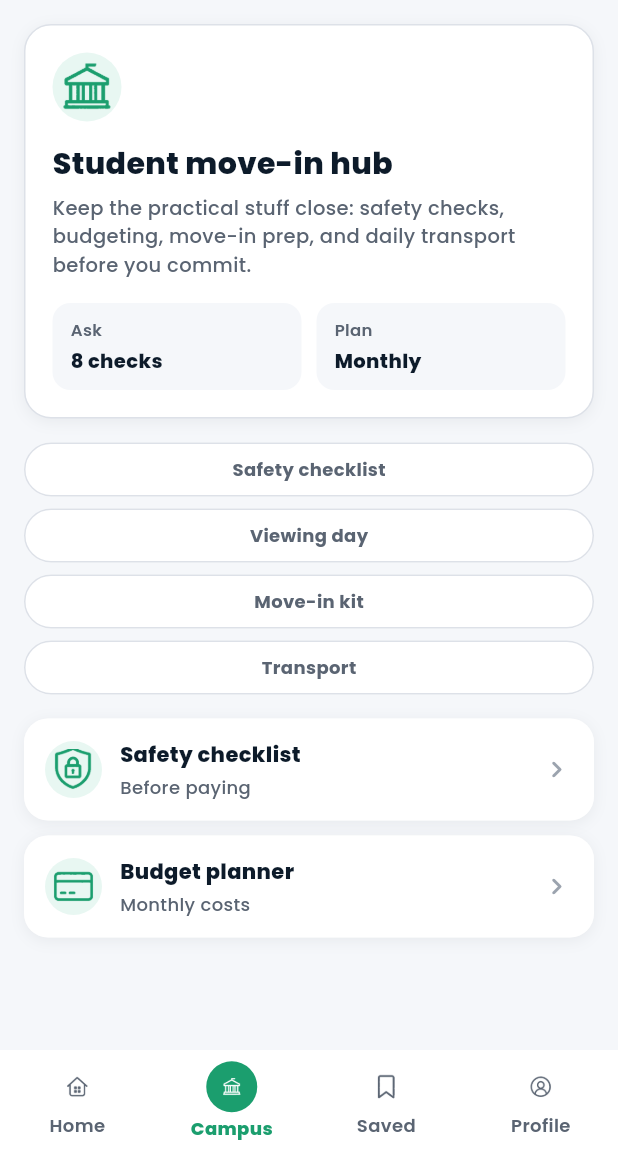
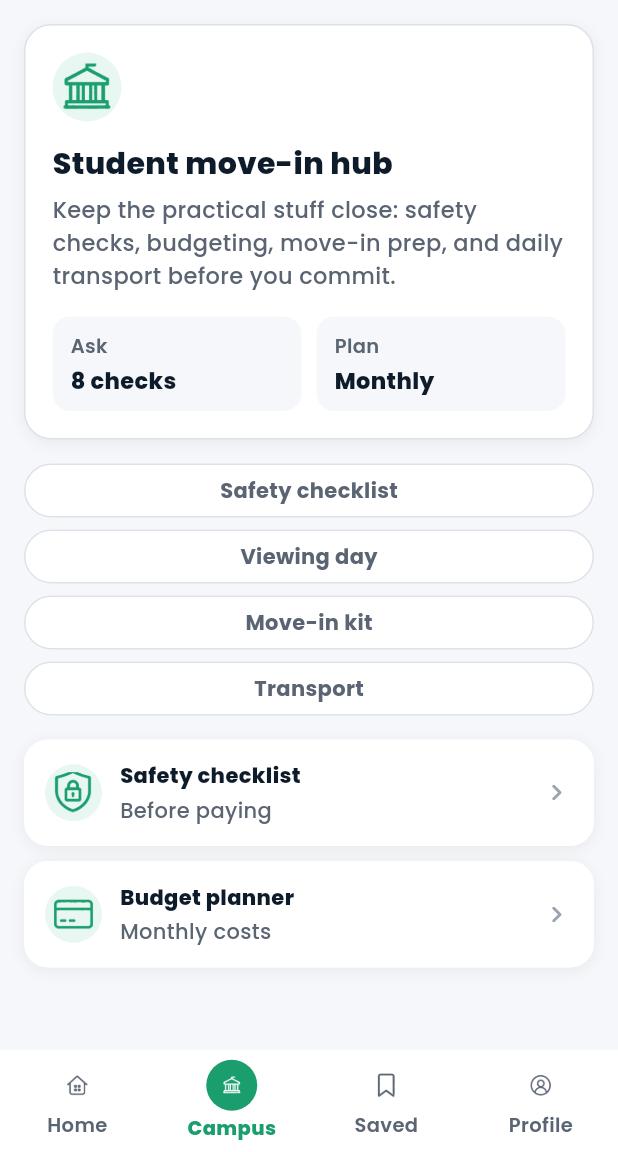
Before and after one commit to Bautis123/Student_nest, a Flutter app: the screen it shows after launch, item 2 of the bottom bar chosen, on a phone screen of 412 x 824 dp, the part 84-1236 px from its top. Run offline on Flutter 3.47's test engine with Material 3 defaults, Android fonts, the phone set to English and light mode, and no system bars; our stand-ins replace cached_network_image, geocoding, geolocator, google_fonts, google_maps_flutter, image_picker and 1 more; accounts and stored records are empty; network calls fail.

Commit message:
Increase Student Home font sizes

```diff
--- a/lib/core/theme/app_theme.dart
+++ b/lib/core/theme/app_theme.dart
@@ -106,12 +106,12 @@ class AppTheme {
           vertical: 16,
         ),
         labelStyle: GoogleFonts.poppins(
-          fontSize: 14,
+          fontSize: 16,
           fontWeight: FontWeight.w500,
           color: mutedColor,
         ),
         hintStyle: GoogleFonts.poppins(
-          fontSize: 14,
+          fontSize: 16,
           fontWeight: FontWeight.w500,
           color: mutedColor,
         ),
--- a/lib/core/theme/app_typography.dart
+++ b/lib/core/theme/app_typography.dart
@@ -36,17 +36,17 @@ class AppTypography {
         color: textColor,
       ),
       bodyLarge: GoogleFonts.poppins(
-        fontSize: 15,
+        fontSize: 17,
         fontWeight: FontWeight.w500,
         color: textColor,
       ),
       bodyMedium: GoogleFonts.poppins(
-        fontSize: 14,
+        fontSize: 16,
         fontWeight: FontWeight.w500,
         color: secondaryColor,
       ),
       labelLarge: GoogleFonts.poppins(
-        fontSize: 15,
+        fontSize: 16,
         fontWeight: FontWeight.w700,
         color: AppColors.white,
       ),
--- a/lib/screens/main/campus_widgets.dart
+++ b/lib/screens/main/campus_widgets.dart
@@ -43,7 +43,7 @@ class CampusHeroCard extends StatelessWidget {
             'Keep the practical stuff close: safety checks, budgeting, move-in prep, and daily transport before you commit.',
             style: TextStyle(
               color: AppDesign.muted(context),
-              fontSize: 13,
+              fontSize: 15,
               fontWeight: FontWeight.w500,
               height: 1.45,
             ),
@@ -84,7 +84,7 @@ class _CampusStat extends StatelessWidget {
               label,
               style: TextStyle(
                 color: AppDesign.muted(context),
-                fontSize: 11,
+                fontSize: 13,
                 fontWeight: FontWeight.w600,
               ),
             ),
@@ -93,7 +93,7 @@ class _CampusStat extends StatelessWidget {
               value,
               style: TextStyle(
                 color: AppDesign.text(context),
-                fontSize: 13,
+                fontSize: 15,
                 fontWeight: FontWeight.w800,
               ),
             ),
@@ -155,7 +155,7 @@ class _CampusChip extends StatelessWidget {
               label,
               style: TextStyle(
                 color: AppDesign.muted(context),
-                fontSize: 12,
+                fontSize: 14,
                 fontWeight: FontWeight.w700,
               ),
             ),
@@ -230,7 +230,7 @@ class CampusListRow extends StatelessWidget {
                       overflow: TextOverflow.ellipsis,
                       style: TextStyle(
                         color: AppDesign.muted(context),
-                        fontSize: 12,
+                        fontSize: 14,
                         fontWeight: FontWeight.w500,
                       ),
                     ),
--- a/lib/screens/main/main_nav_item.dart
+++ b/lib/screens/main/main_nav_item.dart
@@ -52,7 +52,7 @@ class MainNavItem extends StatelessWidget {
             label,
             style: TextStyle(
               color: color,
-              fontSize: 12,
+              fontSize: 13,
               fontWeight: selected ? FontWeight.w800 : FontWeight.w600,
             ),
           ),
--- a/lib/screens/student/browse/browse_controls.dart
+++ b/lib/screens/student/browse/browse_controls.dart
@@ -50,7 +50,7 @@ class BrowseFilterButton extends StatelessWidget {
                 'Filters',
                 style: TextStyle(
                   color: foregroundColor,
-                  fontSize: 13,
+                  fontSize: 15,
                   fontWeight: FontWeight.w800,
                 ),
               ),
@@ -114,7 +114,7 @@ class BrowseCountPill extends StatelessWidget {
               label,
               overflow: TextOverflow.ellipsis,
               style: TextStyle(
-                fontSize: 12,
+                fontSize: 14,
                 fontWeight: FontWeight.w700,
                 color: AppDesign.text(context),
               ),
--- a/lib/screens/student/browse/browse_school_summary.dart
+++ b/lib/screens/student/browse/browse_school_summary.dart
@@ -72,7 +72,7 @@ class _BrowseSchoolSummaryDelegate extends SliverPersistentHeaderDelegate {
                 overflow: TextOverflow.ellipsis,
                 style: TextStyle(
                   color: AppDesign.muted(context),
-                  fontSize: 13,
+                  fontSize: 15,
                   fontWeight: FontWeight.w500,
                 ),
               ),
--- a/lib/screens/student/browse/browse_search_app_bar.dart
+++ b/lib/screens/student/browse/browse_search_app_bar.dart
@@ -43,7 +43,7 @@ class BrowseSearchAppBar extends StatelessWidget {
               overflow: TextOverflow.ellipsis,
               style: TextStyle(
                 color: AppDesign.muted(context),
-                fontSize: 14,
+                fontSize: 16,
                 fontWeight: FontWeight.w500,
               ),
             ),
@@ -79,14 +79,14 @@ class BrowseSearchAppBar extends StatelessWidget {
                 onChanged: onSearchChanged,
                 style: TextStyle(
                   color: AppDesign.text(context),
-                  fontSize: 12,
+                  fontSize: 14,
                   fontWeight: FontWeight.w500,
                 ),
                 decoration: InputDecoration(
                   hintText: 'Search by location or name',
                   hintStyle: TextStyle(
                     color: AppDesign.muted(context),
-                    fontSize: 12,
+                    fontSize: 14,
                     fontWeight: FontWeight.w500,
                   ),
                   prefixIcon: Padding(
--- a/lib/screens/student/property_detail/property_action_bar.dart
+++ b/lib/screens/student/property_detail/property_action_bar.dart
@@ -103,7 +103,7 @@ class _RouteButton extends StatelessWidget {
                   overflow: TextOverflow.ellipsis,
                   style: TextStyle(
                     color: AppDesign.text(context),
-                    fontSize: 12,
+                    fontSize: 14,
                     height: 1.22,
                     fontWeight: FontWeight.w700,
                   ),
--- a/lib/screens/student/property_detail/property_amenity_tile.dart
+++ b/lib/screens/student/property_detail/property_amenity_tile.dart
@@ -49,7 +49,7 @@ class PropertyAmenityTile extends StatelessWidget {
           Text(
             label,
             style: TextStyle(
-              fontSize: 12,
+              fontSize: 14,
               color:
                   available ? AppDesign.text(context) : AppDesign.muted(context),
               fontWeight: FontWeight.w500,
--- a/lib/screens/student/property_detail/property_room_row.dart
+++ b/lib/screens/student/property_detail/property_room_row.dart
@@ -62,7 +62,7 @@ class PropertyRoomRow extends StatelessWidget {
                 style: TextStyle(
                   color: AppDesign.text(context),
                   fontWeight: FontWeight.w600,
-                  fontSize: 14,
+                  fontSize: 16,
                 ),
               ),
             ),
@@ -70,7 +70,7 @@ class PropertyRoomRow extends StatelessWidget {
             AppStatusBadge(
               label: isFull ? 'Full' : '${room.availableRooms} available',
               color: isFull ? AppColors.error : AppColors.success,
-              fontSize: 10,
+              fontSize: 12,
               horizontalPadding: 7,
               verticalPadding: 3,
               radius: 10,
@@ -81,7 +81,7 @@ class PropertyRoomRow extends StatelessWidget {
         const SizedBox(height: 4),
         Text(
           '${room.studentsPerRoom} student${room.studentsPerRoom > 1 ? 's' : ''} per room',
-          style: TextStyle(fontSize: 13, color: AppDesign.muted(context)),
+          style: TextStyle(fontSize: 15, color: AppDesign.muted(context)),
         ),
       ],
     );
```
